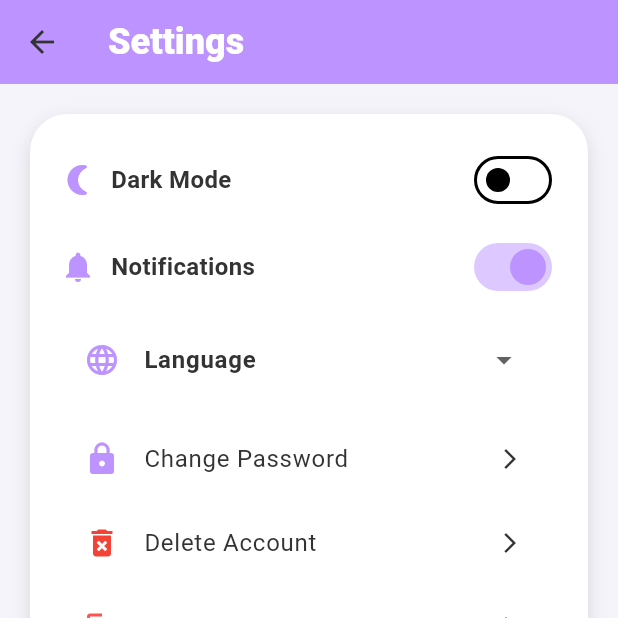
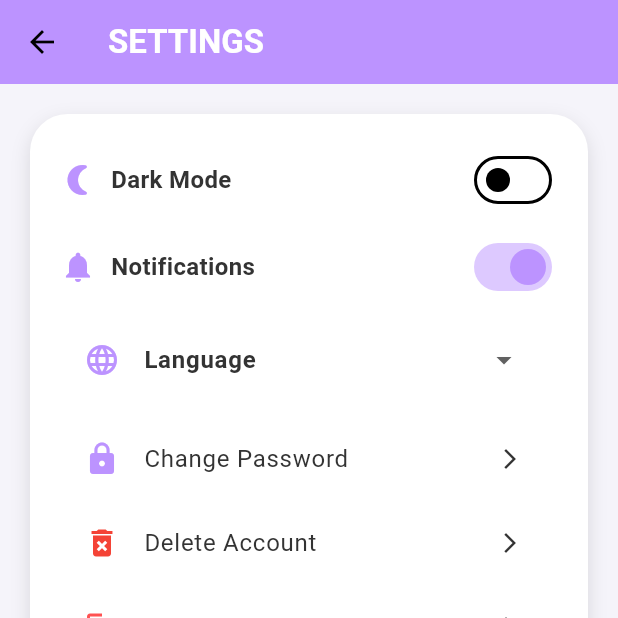
Before and after one commit to Qylahrzk/projectspendlytic, a Flutter app: the AccountScreen screen opened by its route, after a tap on the "settings" icon, on a phone screen of 412 x 824 dp, the top half of it. Run offline on Flutter 3.47's test engine with Material 3 defaults, Android fonts, the phone set to English and light mode, and no system bars; our stand-ins replace easy_localization, firebase_auth, firebase_core, fl_chart, flutter_local_notifications, google_sign_in and 5 more; missing offline and left inert: google_ml_kit, google_mlkit_text_recognition; accounts and stored records are empty; project files that could hold a hidden picture were left out.

Commit message:
Qila Update Latest

```diff
--- a/lib/screens/account/account_screen.dart
+++ b/lib/screens/account/account_screen.dart
@@ -177,7 +177,13 @@ class _AccountScreenState extends State<AccountScreen> {
         path != null && path.isNotEmpty && File(path).existsSync();
         return Scaffold(
           appBar: AppBar(
-            title: const Text('Account Settings'),
+            title: const Text(
+              "ACCOUNT",
+              style: TextStyle(
+                color: Colors.white,
+                fontWeight: FontWeight.bold,
+              ),
+            ),
             backgroundColor: color.primary,
             foregroundColor: color.onPrimary,
             actions: [
--- a/lib/screens/settings/settings_screen.dart
+++ b/lib/screens/settings/settings_screen.dart
@@ -192,21 +192,22 @@ class _SettingsScreenState extends State<SettingsScreen> {
 
   @override
   Widget build(BuildContext context) {
+    final theme = Theme.of(context);
+    final color = theme.colorScheme;
     final colorScheme = Theme.of(context).colorScheme;
 
     return Scaffold(
       appBar: AppBar(
-        backgroundColor: colorScheme.primary,
-        elevation: 0,
-        title: Text(
-          'Settings'.tr(),
-          style: const TextStyle(
-            fontWeight: FontWeight.w800,
-            fontSize: 24,
-            color: Colors.white,
+            title: const Text(
+              "SETTINGS",
+              style: TextStyle(
+                color: Colors.white,
+                fontWeight: FontWeight.bold,
+              ),
+            ),
+            backgroundColor: color.primary,
+            foregroundColor: color.onPrimary,
           ),
-        ),
-      ),
       body: SingleChildScrollView(
         padding: const EdgeInsets.all(20),
         child: Column(
```
Also changed, not shown: lib/screens/budget/budget_tracking.dart (+11 -1 lines), lib/screens/expenses/log_expenses_screen.dart (+11 -2 lines), lib/screens/insights/spending_insight_screen.dart (+11 -1 lines).
